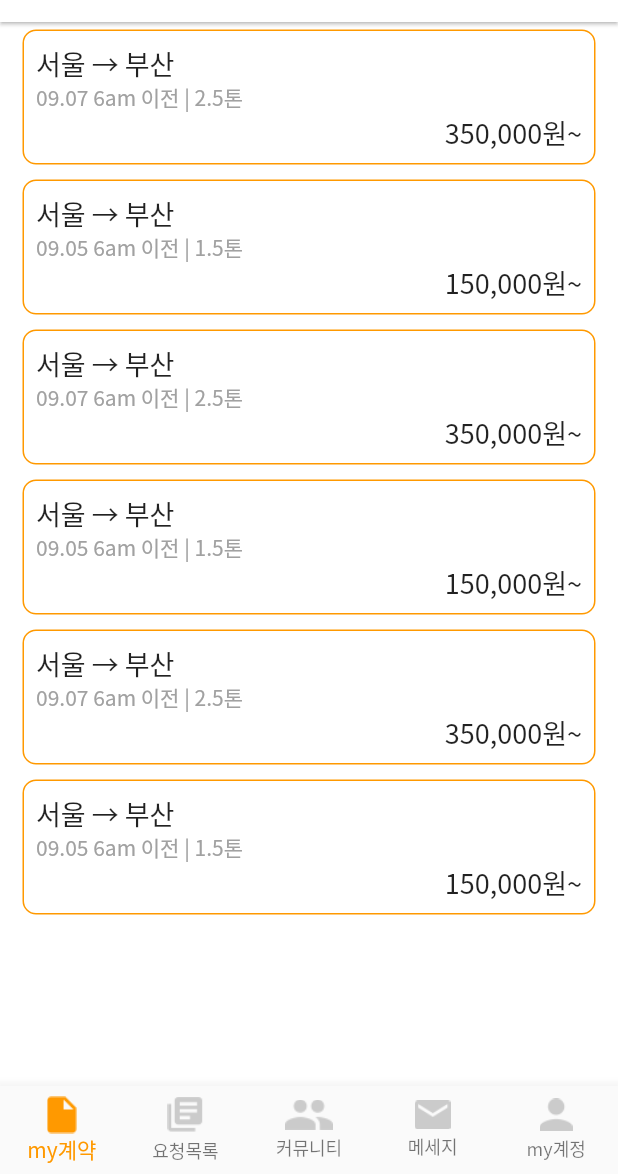
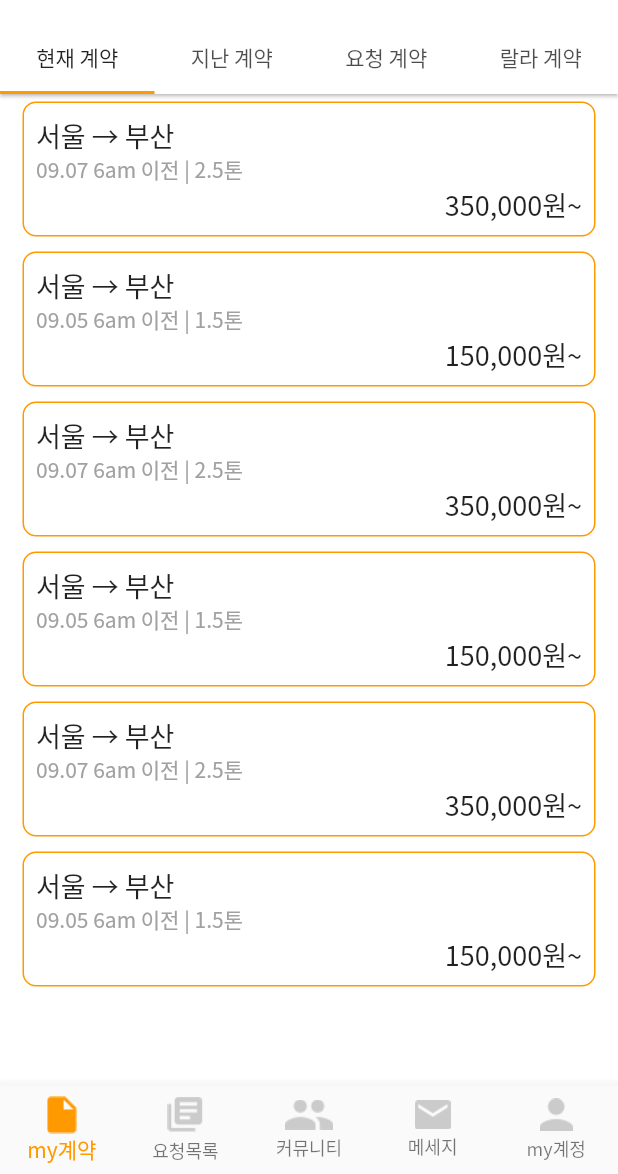
Before and after one commit to asmin0117/nal_la, a Flutter app: the screen it shows after launch, on a phone screen of 412 x 824 dp, the part 62-1236 px from its top. Run offline on Flutter 3.47's test engine with Material 2 defaults, Android fonts, the phone set to English and light mode, and no system bars; our stand-ins replace firebase_auth, firebase_core, flutter_dotenv, flutter_svg, get; missing offline and left inert: flutter_web_auth; accounts and stored records are empty; Roboto replaces fonts that are missing (Noto Sans CJK KR).

Commit message:
mycontract 작성 중

```diff
--- a/lib/src/controller/kakao_login_controller.dart
+++ b/lib/src/controller/kakao_login_controller.dart
@@ -20,7 +20,7 @@ class KakaoLoginController extends GetxController {
       'client_id': '$kakaoRestAPIKey',
       'response_mode': 'form_post',
       'redirect_uri':
-          '$serverURL/callbacks/kakao/sign_in',
+          '$serverURL/callbacks/kakao/login',
       'state': clientState,
     });
 
@@ -33,7 +33,7 @@ class KakaoLoginController extends GetxController {
       'grant_type': 'authorization_code',
       'client_id': '$kakaoRestAPIKey',
       'redirect_uri':
-          '$serverURL/callbacks/kakao/sign_in',
+          '$serverURL/callbacks/kakao/login',
       'code': code['code'],
     });
     final tokenResult = await http.post(tokenUri);
--- a/lib/src/pages/mycontract.dart
+++ b/lib/src/pages/mycontract.dart
@@ -78,6 +78,7 @@ class _MyContractState extends State<MyContract> {
     ];
   }
 
+
   final won = new NumberFormat("#,###", "ko_KR");
 
   String calcStringToWon(String priceString) {
@@ -113,22 +114,87 @@ class _MyContractState extends State<MyContract> {
     );
   }
 
-  @override
-  Widget build(BuildContext context) {
-    return SafeArea(
-        child: Scaffold(
-      appBar: appBarWidget.appbar('My 계약'),
-      body: ListView.builder(
+  PreferredSizeWidget contractAppBar() {
+    return AppBar(
+      title: Text(
+        "My 계약",
+        textAlign: TextAlign.left,
+        style: TextStyle(
+          color: AppColors.primaryText,
+          fontWeight: FontWeight.w400,
+          fontSize: 20,
+        ),
+      ),
+      bottom: TabBar(
+        indicatorColor: AppColors.secondaryElement,
+        tabs: <Widget>[
+        Tab(
+          text: "현재 계약",
+        ),
+        Tab(
+          text: "지난 계약",
+        ),
+        Tab(
+          text: "요청 계약",
+        ),
+        Tab(
+          text: "랄라 계약",
+        ),
+      ],),
+      actions: [
+        IconButton(
+            onPressed: () {},
+            icon: Image.asset(
+              "assets/icons/bell.png",
+              width: 22,
+            ))
+      ],
+    );
+  }
+
+  ListView _contractList() {
+    return ListView.builder(
         padding: const EdgeInsets.symmetric(horizontal: 10),
         itemBuilder: (BuildContext _context, int index) {
           return Dismissible(
               key: ValueKey(contracts[index]),
               direction: DismissDirection.endToStart,
+              confirmDismiss: (direction) {
+                return showDialog(
+                    context: context,
+                    builder: (ctx) => AlertDialog(
+                      title: Text("계약 삭제"),
+                      content: Text("정말로 삭제하시겠습니까?"),
+                      actions: <Widget>[
+                        ElevatedButton(
+                            style: ElevatedButton.styleFrom(
+                              elevation: 0,
+                              primary: AppColors.secondaryElement,
+                            ),
+                            onPressed: () {
+                              Navigator.of(ctx).pop(true);
+                            },
+                            child: Text("삭 제")),
+                        OutlinedButton(
+                            style: OutlinedButton.styleFrom(
+                              elevation: 0,
+                            ),
+                            onPressed: () {
+                              Navigator.of(ctx).pop(false);
+                            },
+                            child: Text(
+                              "아니오",
+                              style: TextStyle(
+                                  color: AppColors.accentText),
+                            )),
+                      ],
+                    ));
+              },
               background: slideLeft(),
               child: Card(
                   elevation: 0,
-                    shape:
-                        RoundedRectangleBorder(borderRadius: Radii.k9pxRadius),
+                  shape: RoundedRectangleBorder(
+                      borderRadius: Radii.k9pxRadius),
                   margin: const EdgeInsets.all(5),
                   child: Row(
                     children: [
@@ -142,7 +208,8 @@ class _MyContractState extends State<MyContract> {
                           height: 90,
                           width: MediaQuery.of(context).size.width,
                           child: Column(
-                              crossAxisAlignment: CrossAxisAlignment.start,
+                            crossAxisAlignment:
+                            CrossAxisAlignment.start,
                             children: [
                               Text(
                                 "${contracts[index]["origin"]} → ${contracts[index]["destination"]}",
@@ -154,13 +221,16 @@ class _MyContractState extends State<MyContract> {
                               ),
                               Text(
                                 "${contracts[index]["deadline"]} | ${contracts[index]["weight"]}",
-                                  style: TextStyle(color: AppColors.accentText),
+                                style: TextStyle(
+                                    color: AppColors.accentText),
                               ),
                               Expanded(
                                   child: Container(
                                     child: Row(
-                                    mainAxisAlignment: MainAxisAlignment.end,
-                                    crossAxisAlignment: CrossAxisAlignment.end,
+                                      mainAxisAlignment:
+                                      MainAxisAlignment.end,
+                                      crossAxisAlignment:
+                                      CrossAxisAlignment.end,
                                       children: [
                                         Text(
                                           calcStringToWon(contracts[index]
@@ -168,7 +238,8 @@ class _MyContractState extends State<MyContract> {
                                               .toString()),
                                           textAlign: TextAlign.end,
                                           style: TextStyle(
-                                          fontFamily: "Noto Sans CJK KR",
+                                            fontFamily:
+                                            "Noto Sans CJK KR",
                                             fontWeight: FontWeight.w400,
                                             fontSize: 18,
                                           ),
@@ -183,7 +254,24 @@ class _MyContractState extends State<MyContract> {
                     ],
                   )));
         },
-          itemCount: contracts.length),
-    ));
+        itemCount: contracts.length);
+  }
+
+  @override
+  Widget build(BuildContext context) {
+    return SafeArea(
+        child: DefaultTabController(
+            length: 4,
+            child: Scaffold(
+              appBar: contractAppBar(),
+              body: TabBarView(
+                children: <Widget>[
+                  _contractList(),
+                  _contractList(),
+                  _contractList(),
+                  _contractList(),
+                ],
+              ),
+            )));
   }
 }
```
Lines whose indentation alone changed are shown as unchanged.
